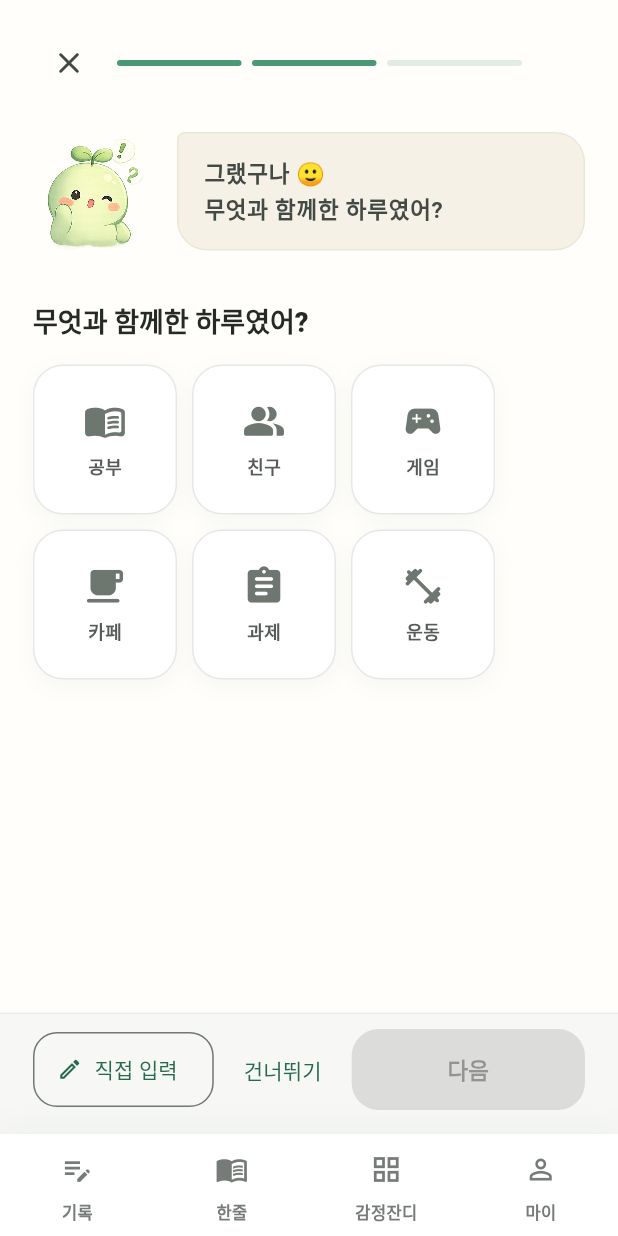
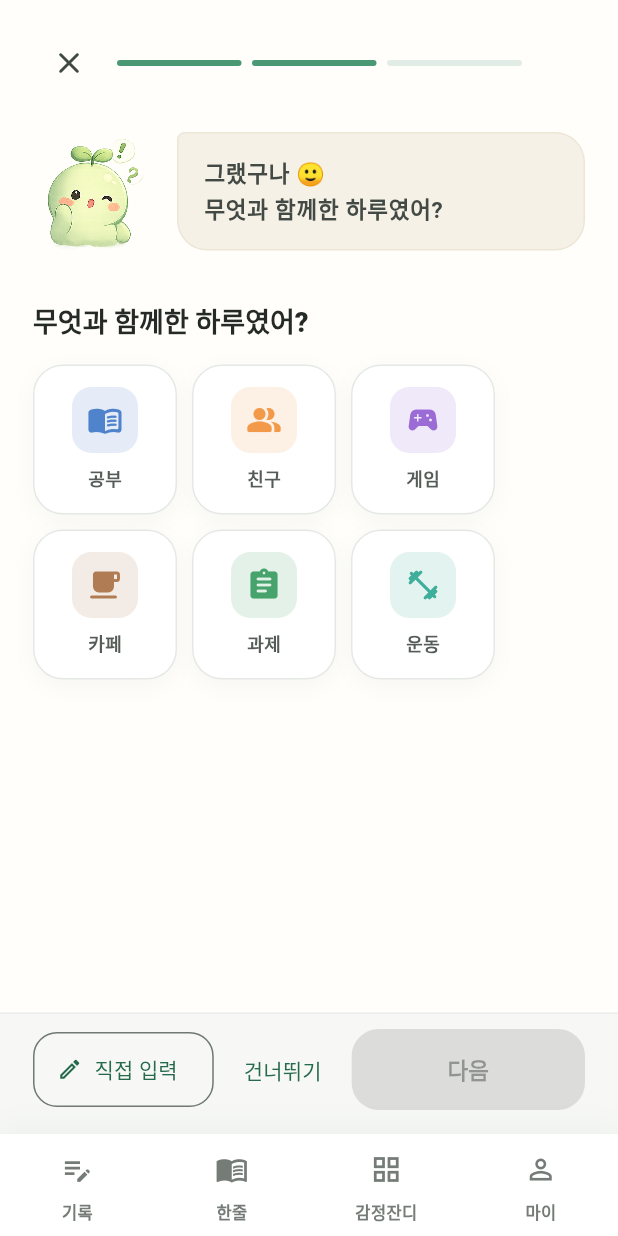
Before and after one commit to yseho031018/rhythm-archive, a Flutter app: the screen it shows after launch, after a tap on "건너뛰기", on a phone screen of 412 x 824 dp. Run offline on Flutter 3.47's test engine with Material 3 defaults, Android fonts, the phone set to English and light mode, and no system bars; our stand-ins replace shared_preferences; Roboto replaces fonts that are missing (Segoe UI).

Commit message:
feat: STEP 2 키워드 아이콘 컬러화
활동별 고유 색(공부 블루·친구 오렌지·게임 퍼플·카페 브라운·과제 그린·운동 틸)을
연한 색 배경의 둥근 칩 안 풀컬러 아이콘으로 렌더해 목업 톤에 맞춤.

Co-Authored-By: Claude Opus 4.8 <noreply@anthropic.com>

```diff
--- a/lib/prototype/screens/record_screen.dart
+++ b/lib/prototype/screens/record_screen.dart
@@ -228,6 +228,18 @@ class _KeywordChoices extends StatelessWidget {
     '운동': Icons.fitness_center_rounded,
   };
 
+  // 활동별 고유 색(목업의 컬러 일러스트 아이콘 톤에 맞춤).
+  static const colors = {
+    '공부': Color(0xFF4F83CC), // 블루
+    '친구': Color(0xFFF2994A), // 오렌지
+    '게임': Color(0xFF9B6BD6), // 퍼플
+    '카페': Color(0xFFB07C53), // 브라운
+    '과제': Color(0xFF45A36B), // 그린
+    '운동': Color(0xFF3FAE9A), // 틸
+  };
+
+  static const _fallbackColor = Color(0xFF4B9875);
+
   @override
   Widget build(BuildContext context) {
     final options = [...DiaryController.keywordOptions];
@@ -240,6 +252,7 @@ class _KeywordChoices extends StatelessWidget {
           _ChoiceTile(
             width: 96,
             icon: icons[keyword] ?? Icons.edit_rounded,
+            accentColor: colors[keyword] ?? _fallbackColor,
             label: keyword,
             selected: controller.selectedKeywords.contains(keyword),
             onTap: () => controller.toggleKeyword(keyword),
@@ -307,11 +320,13 @@ class _ChoiceTile extends StatelessWidget {
     required this.onTap,
     this.emoji,
     this.icon,
+    this.accentColor,
   });
 
   final double width;
   final String? emoji;
   final IconData? icon;
+  final Color? accentColor;
   final String label;
   final bool selected;
   final VoidCallback onTap;
@@ -345,6 +360,17 @@ class _ChoiceTile extends StatelessWidget {
           children: [
             if (emoji != null)
               Text(emoji!, style: const TextStyle(fontSize: 29))
+            else if (accentColor != null)
+              Container(
+                width: 44,
+                height: 44,
+                alignment: Alignment.center,
+                decoration: BoxDecoration(
+                  color: accentColor!.withValues(alpha: 0.15),
+                  borderRadius: BorderRadius.circular(13),
+                ),
+                child: Icon(icon, size: 24, color: accentColor),
+              )
             else
               Icon(
                 icon,
@@ -353,7 +379,7 @@ class _ChoiceTile extends StatelessWidget {
                     ? const Color(0xFF2E7559)
                     : const Color(0xFF6D7770),
               ),
-            const SizedBox(height: 7),
+            SizedBox(height: accentColor != null ? 8 : 7),
             Text(
               label,
               overflow: TextOverflow.ellipsis,
```
